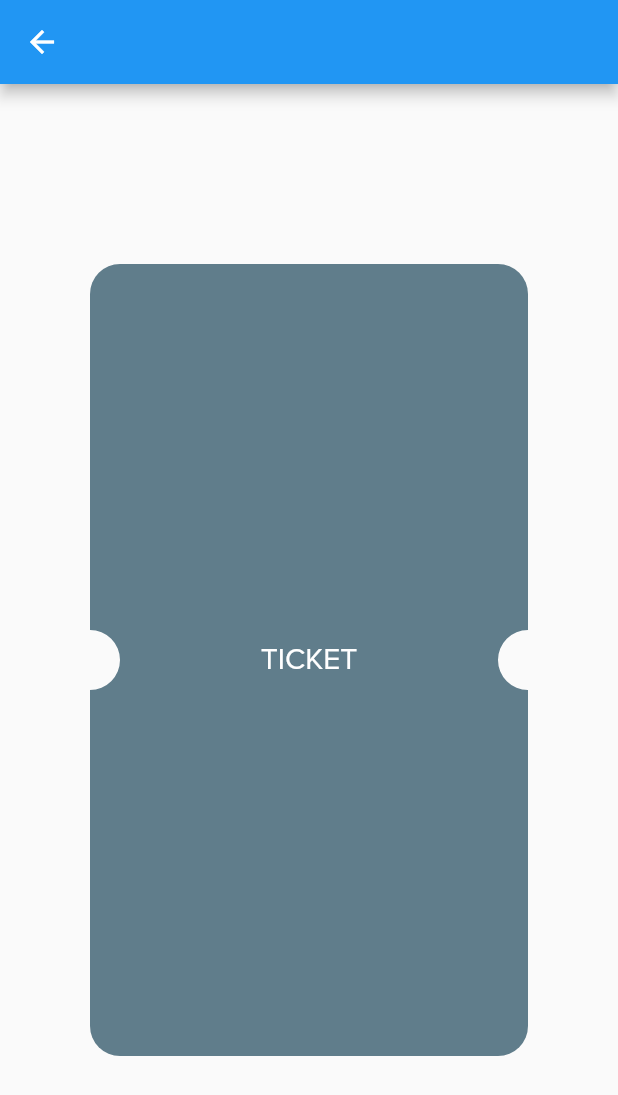
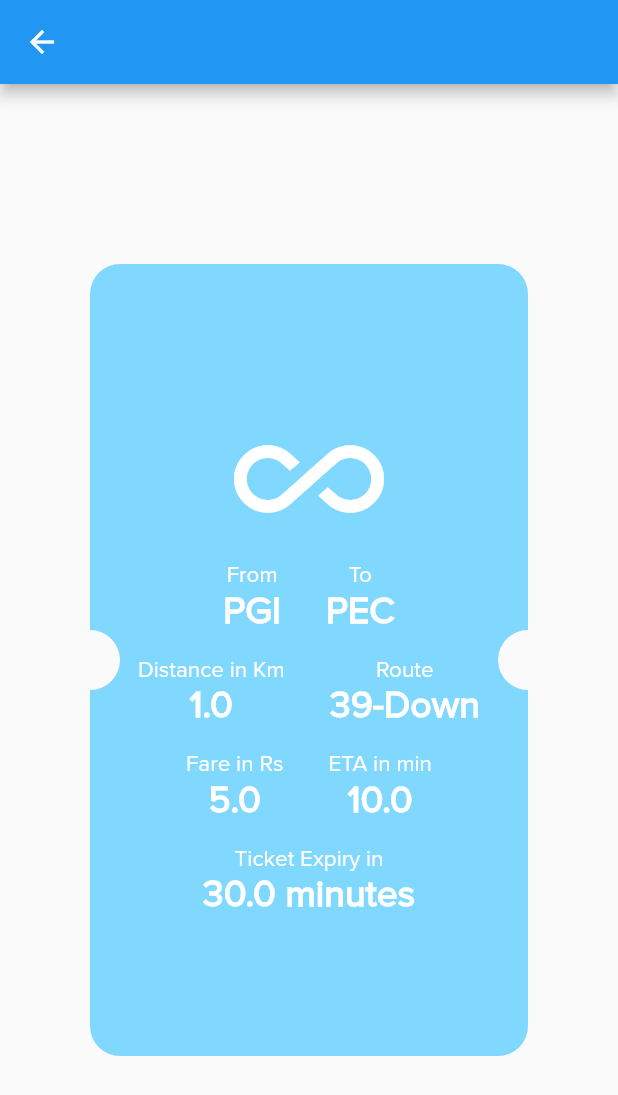
Before and after one commit to hyperloop-corp/hyperloop, a Flutter app: the Ticket screen opened directly, on a phone screen of 412 x 824 dp. Shown: the top 1095 px of the screen. Run offline on Flutter 3.47's test engine with Material 2 defaults, Android fonts, the phone set to English and light mode, and no system bars; our stand-ins replace firebase_auth, google_maps_flutter, location; accounts and stored records are empty; network calls fail.

Commit message:
Ticket details added

```diff
--- a/lib/pages/mobile_input.dart
+++ b/lib/pages/mobile_input.dart
@@ -84,6 +84,7 @@ class _PhoneAuthGetPhoneState extends State<PhoneAuthGetPhone> {
           },
           verificationFailed: (AuthException e) {
             print('${e.message}');
+            errorMessage = e.message;
           });
     } catch (error) {
       handleError(error);
@@ -108,7 +109,7 @@ class _PhoneAuthGetPhoneState extends State<PhoneAuthGetPhone> {
                         this.smsOTP = value;
                       },
                     ),
-                    (errorMessage != ''
+                    (errorMessage.length > 0
                         ? Text(
                             errorMessage,
                             style: TextStyle(color: Colors.red),
--- a/lib/pages/ticket.dart
+++ b/lib/pages/ticket.dart
@@ -1,5 +1,7 @@
 import 'package:flutter/cupertino.dart';
 import 'package:flutter/material.dart';
+import 'package:flutter/painting.dart';
+import 'package:hyperloop/templates/travelTicket.dart';
 
 class Ticket extends StatelessWidget {
   final controller = PageController(initialPage: 0);
@@ -12,84 +14,23 @@ class Ticket extends StatelessWidget {
           controller: controller,
           physics: BouncingScrollPhysics(),
           children: [
-            Padding(
-              padding: const EdgeInsets.symmetric(vertical: 120, horizontal: 60),
-              child: FlutterTicketWidget(
-                width: 10.0,
-                height: 100.0,
-                color: Colors.blueGrey,
-                child: Center(
-                  child: Center(child: Text("TICKET")),
-                ),
-              ),
-            ),
-            Padding(
-              padding: const EdgeInsets.symmetric(vertical: 120, horizontal: 60),
-              child: FlutterTicketWidget(
-                width: 10.0,
-                height: 100.0,
-                color: Colors.blueGrey,
-                child: Center(
-                  child: Center(child: Text("TICKET")),
-                ),
-              ),
-            ),
+            TravelTicket(
+                from: 'PGI',
+                to: 'PEC',
+                distance: 1.00,
+                fare: 5.00,
+                ttl: 30.00,
+                eta: 10.00,
+                route: '39-Down'),
+            TravelTicket(
+                from: 'ISBT-43',
+                to: 'New OPD',
+                distance: 10.00,
+                fare: 25.00,
+                ttl: 0.00,
+                eta: 10.00,
+                route: '39-Up'),
           ]),
     );
   }
 }
-
-class FlutterTicketWidget extends StatefulWidget {
-  final double width;
-  final double height;
-  final Widget child;
-  final Color color;
-
-  FlutterTicketWidget({
-    this.width,
-    this.height,
-    this.child,
-    this.color,
-  });
-
-  @override
-  _FlutterTicketWidgetState createState() => _FlutterTicketWidgetState();
-}
-
-class _FlutterTicketWidgetState extends State<FlutterTicketWidget> {
-  @override
-  Widget build(BuildContext context) {
-    return ClipPath(
-      clipper: TicketClipper(),
-      child: AnimatedContainer(
-        duration: Duration(seconds: 3),
-        width: widget.width,
-        height: widget.height,
-        child: widget.child,
-        decoration: BoxDecoration(
-            color: widget.color, borderRadius: BorderRadius.circular(20.0)),
-      ),
-    );
-  }
-}
-
-class TicketClipper extends CustomClipper<Path> {
-  @override
-  Path getClip(Size size) {
-    Path path = Path();
-
-    path.lineTo(0.0, size.height);
-    path.lineTo(size.width, size.height);
-    path.lineTo(size.width, 0.0);
-
-    path.addOval(
-        Rect.fromCircle(center: Offset(0.0, size.height / 2), radius: 20.0));
-    path.addOval(Rect.fromCircle(
-        center: Offset(size.width, size.height / 2), radius: 20.0));
-
-    return path;
-  }
-
-  @override
-  bool shouldReclip(CustomClipper<Path> oldClipper) => false;
-}
--- /dev/null
+++ b/lib/templates/travelTicket.dart
@@ -0,0 +1,281 @@
+import 'package:flutter/cupertino.dart';
+import 'package:flutter/material.dart';
+import 'package:flutter/painting.dart';
+
+class TravelTicket extends StatelessWidget {
+  final String from, to, route;
+  final double distance, fare, ttl, eta;
+
+  TravelTicket({this.from, this.to,this.route, this.distance, this.fare, this.ttl, this.eta});
+
+  @override
+  Widget build(BuildContext context) {
+    return Padding(
+      padding:
+      const EdgeInsets.symmetric(vertical: 120, horizontal: 60),
+      child: FlutterTicketWidget(
+        width: 10.0,
+        height: 100.0,
+        color: Colors.lightBlueAccent[100],
+        child: Center(
+          child: Container(
+            padding: const EdgeInsets.symmetric(vertical: 10.0, horizontal: 30.0),
+            child: Row(
+              mainAxisAlignment: MainAxisAlignment.center,
+              children: <Widget>[
+                Column(
+                  mainAxisSize: MainAxisSize.min,
+                    children: <Widget>[
+                      Row(
+                        mainAxisAlignment: MainAxisAlignment.center,
+                        children: <Widget>[
+                          Icon(
+                            Icons.all_inclusive,
+                            size: 100.0,
+                            color: Colors.white,
+                            semanticLabel: 'Hyperloop',
+                          )
+                        ],
+                      ),
+                      SizedBox(height: 5.0),
+                      Row(
+                        mainAxisAlignment: MainAxisAlignment.center,
+                        children: <Widget>[
+                          Column(
+                            mainAxisSize: MainAxisSize.min,
+                            children: <Widget>[
+                              Text(
+                                'From',
+                                style: TextStyle(
+                                    color: Colors.white,
+                                    fontSize: 15.0,
+                                    fontWeight: FontWeight.w500),
+                              ),
+                              Flexible(
+                                child: Text(
+                                  from,
+                                  style: TextStyle(
+                                      color: Colors.white,
+                                      fontSize: 25.0,
+                                      fontWeight: FontWeight.bold),
+                                ),
+                              )
+                            ],
+                          ),
+                          SizedBox(
+                            width: 30.0,
+                          ),
+                          Column(
+                            mainAxisSize: MainAxisSize.min,
+                            children: <Widget>[
+                              Text(
+                                'To',
+                                style: TextStyle(
+                                    color: Colors.white,
+                                    fontSize: 15.0,
+                                    fontWeight: FontWeight.w500),
+                              ),
+                              Flexible(
+                                child: Text(
+                                  to,
+                                  style: TextStyle(
+                                      color: Colors.white,
+                                      fontSize: 25.0,
+                                      fontWeight: FontWeight.bold),
+                                ),
+                              )
+                            ],
+                          )
+                        ],
+                      ),
+                      SizedBox(height: 15.0),
+                      Row(
+                        mainAxisAlignment: MainAxisAlignment.center,
+                        children: <Widget>[
+                          Column(
+                            mainAxisSize: MainAxisSize.min,
+                            children: <Widget>[
+                              Text(
+                                'Distance in Km',
+                                style: TextStyle(
+                                    color: Colors.white,
+                                    fontSize: 15.0,
+                                    fontWeight: FontWeight.w500),
+                              ),
+                              Flexible(
+                                child: Text(
+                                  distance.toString(),
+                                  style: TextStyle(
+                                      color: Colors.white,
+                                      fontSize: 25.0,
+                                      fontWeight: FontWeight.bold),
+                                ),
+                              )
+                            ],
+                          ),
+                          SizedBox(width: 30.0,),
+                          Column(
+                            mainAxisSize: MainAxisSize.min,
+                            children: <Widget>[
+                              Text(
+                                'Route',
+                                style: TextStyle(
+                                    color: Colors.white,
+                                    fontSize: 15.0,
+                                    fontWeight: FontWeight.w500),
+                              ),
+                              Flexible(
+                                child: Text(
+                                  route,
+                                  style: TextStyle(
+                                      color: Colors.white,
+                                      fontSize: 25.0,
+                                      fontWeight: FontWeight.bold),
+                                ),
+                              )
+                            ],
+                          ),
+                        ],
+                      ),
+                      SizedBox(height: 15.0),
+                      Row(
+                        mainAxisAlignment: MainAxisAlignment.center,
+                        children: <Widget>[
+                          Column(
+                            mainAxisSize: MainAxisSize.min,
+                            children: <Widget>[
+                              Text(
+                                'Fare in Rs',
+                                style: TextStyle(
+                                    color: Colors.white,
+                                    fontSize: 15.0,
+                                    fontWeight: FontWeight.w500),
+                              ),
+                              Flexible(
+                                child: Text(
+                                  fare.toString(),
+                                  style: TextStyle(
+                                      color: Colors.white,
+                                      fontSize: 25.0,
+                                      fontWeight: FontWeight.bold),
+                                ),
+                              )
+                            ],
+                          ),
+                          SizedBox(
+                            width: 30.0,
+                          ),
+                          Column(
+                            mainAxisSize: MainAxisSize.min,
+                            children: <Widget>[
+                              Text(
+                                'ETA in min',
+                                style: TextStyle(
+                                    color: Colors.white,
+                                    fontSize: 15.0,
+                                    fontWeight: FontWeight.w500),
+                              ),
+                              Flexible(
+                                child: Text(
+                                  eta.toString(),
+                                  style: TextStyle(
+                                      color: Colors.white,
+                                      fontSize: 25.0,
+                                      fontWeight: FontWeight.bold),
+                                ),
+                              )
+                            ],
+                          )
+                        ],
+                      ),
+                      SizedBox(height: 15.0),
+                      Row(
+                        mainAxisAlignment: MainAxisAlignment.center,
+                        children: <Widget>[
+                          Column(
+                            mainAxisSize: MainAxisSize.min,
+                            children: <Widget>[
+                              Text(
+                                'Ticket Expiry in',
+                                style: TextStyle(
+                                    color: Colors.white,
+                                    fontSize: 15.0,
+                                    fontWeight: FontWeight.w500),
+                              ),
+                              Flexible(
+                                child: Text(
+                                  ttl > 0 ? '$ttl minutes' : 'Expired!',
+                                  style: TextStyle(
+                                      color: Colors.white,
+                                      fontSize: 25.0,
+                                      fontWeight: FontWeight.bold),
+                                ),
+                              )
+                            ],
+                          ),
+                        ],
+                      ),
+                    ]),
+              ],
+            ),
+          ),
+        ),
+      ),
+    );
+  }
+}
+
+class FlutterTicketWidget extends StatefulWidget {
+  final double width;
+  final double height;
+  final Widget child;
+  final Color color;
+
+  FlutterTicketWidget({
+    this.width,
+    this.height,
+    this.child,
+    this.color,
+  });
+
+  @override
+  _FlutterTicketWidgetState createState() => _FlutterTicketWidgetState();
+}
+
+class _FlutterTicketWidgetState extends State<FlutterTicketWidget> {
+  @override
+  Widget build(BuildContext context) {
+    return ClipPath(
+      clipper: TicketClipper(),
+      child: AnimatedContainer(
+        duration: Duration(seconds: 3),
+        width: widget.width,
+        height: widget.height,
+        child: widget.child,
+        decoration: BoxDecoration(
+            color: widget.color, borderRadius: BorderRadius.circular(20.0)),
+      ),
+    );
+  }
+}
+
+class TicketClipper extends CustomClipper<Path> {
+  @override
+  Path getClip(Size size) {
+    Path path = Path();
+
+    path.lineTo(0.0, size.height);
+    path.lineTo(size.width, size.height);
+    path.lineTo(size.width, 0.0);
+
+    path.addOval(
+        Rect.fromCircle(center: Offset(0.0, size.height / 2), radius: 20.0));
+    path.addOval(Rect.fromCircle(
+        center: Offset(size.width, size.height / 2), radius: 20.0));
+
+    return path;
+  }
+
+  @override
+  bool shouldReclip(CustomClipper<Path> oldClipper) => false;
+}
--- a/lib/utils/drawer.dart
+++ b/lib/utils/drawer.dart
@@ -127,7 +127,9 @@ class _HyperloopDrawerState extends State<HyperloopDrawer> {
               if(value == ConfirmAction.ACCEPT){
                 Navigator.pushReplacementNamed(context, '/');
               }
-              Navigator.pop(context);
+              else{
+                Navigator.pop(context);
+              }
             },
           ),
           ListTile(
```
